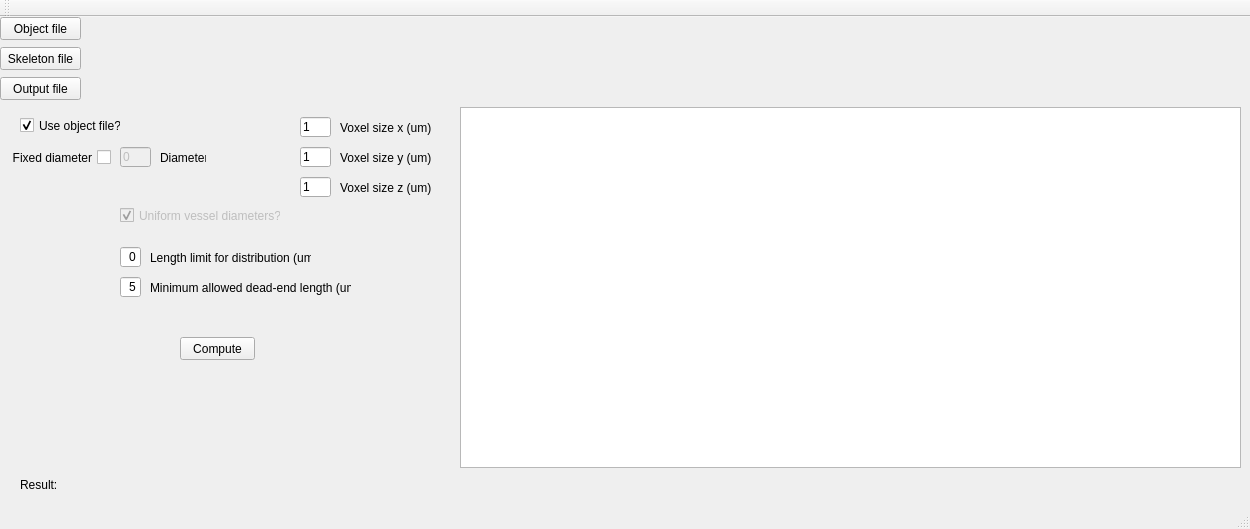
Old version of the form Qt/topology2/mainwindow.ui in the repository gibbogle/vessel-tools.
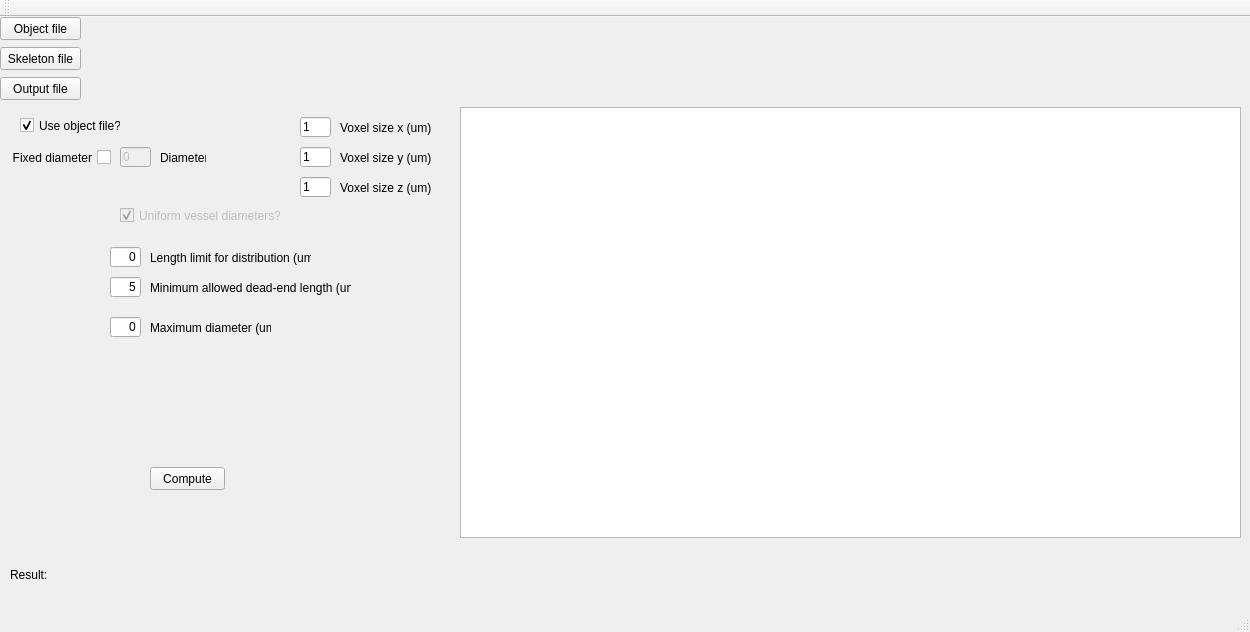
New version of the form.

```diff
--- a/Qt/topology2/mainwindow.ui
+++ b/Qt/topology2/mainwindow.ui
@@ -7,7 +7,7 @@
     <x>0</x>
     <y>0</y>
     <width>1250</width>
-    <height>529</height>
+    <height>632</height>
    </rect>
   </property>
   <property name="windowTitle">
@@ -43,8 +43,8 @@
    <widget class="QPushButton" name="pushButtonCompute">
     <property name="geometry">
      <rect>
-      <x>180</x>
-      <y>320</y>
+      <x>150</x>
+      <y>450</y>
       <width>75</width>
       <height>23</height>
      </rect>
@@ -56,8 +56,8 @@
    <widget class="QLabel" name="label">
     <property name="geometry">
      <rect>
-      <x>20</x>
-      <y>460</y>
+      <x>10</x>
+      <y>550</y>
       <width>41</width>
       <height>16</height>
      </rect>
@@ -69,8 +69,8 @@
    <widget class="QLabel" name="labelResult">
     <property name="geometry">
      <rect>
-      <x>60</x>
-      <y>460</y>
+      <x>50</x>
+      <y>550</y>
       <width>1181</width>
       <height>16</height>
      </rect>
@@ -85,7 +85,7 @@
       <x>460</x>
       <y>90</y>
       <width>781</width>
-      <height>361</height>
+      <height>431</height>
      </rect>
     </property>
    </widget>
@@ -286,9 +286,9 @@
    <widget class="QLineEdit" name="lineEditLenlimit">
     <property name="geometry">
      <rect>
-      <x>120</x>
+      <x>110</x>
       <y>230</y>
-      <width>21</width>
+      <width>31</width>
       <height>20</height>
      </rect>
     </property>
@@ -331,9 +331,9 @@
    <widget class="QLineEdit" name="lineEditMinEndLen">
     <property name="geometry">
      <rect>
-      <x>120</x>
+      <x>110</x>
       <y>260</y>
-      <width>21</width>
+      <width>31</width>
       <height>20</height>
      </rect>
     </property>
@@ -357,6 +357,35 @@
      <string>Minimum allowed dead-end length (um)</string>
     </property>
    </widget>
+   <widget class="QLineEdit" name="lineEditMaxDiameter">
+    <property name="geometry">
+     <rect>
+      <x>110</x>
+      <y>300</y>
+      <width>31</width>
+      <height>20</height>
+     </rect>
+    </property>
+    <property name="text">
+     <string>0</string>
+    </property>
+    <property name="alignment">
+     <set>Qt::AlignRight|Qt::AlignTrailing|Qt::AlignVCenter</set>
+    </property>
+   </widget>
+   <widget class="QLabel" name="label_max_diameter">
+    <property name="geometry">
+     <rect>
+      <x>150</x>
+      <y>300</y>
+      <width>121</width>
+      <height>21</height>
+     </rect>
+    </property>
+    <property name="text">
+     <string>Maximum diameter (um)</string>
+    </property>
+   </widget>
   </widget>
   <widget class="QMenuBar" name="menuBar">
    <property name="geometry">
```
Left out of the diff: 2 changed lines with no effect on the pictures.
